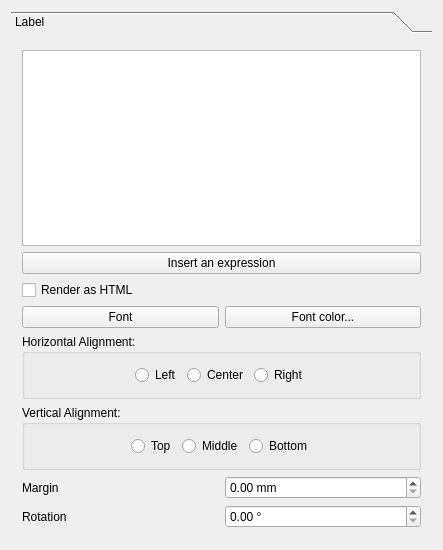
Qt form src/ui/qgscomposerlabelwidgetbase.ui (qgis/QGIS) before a commit.
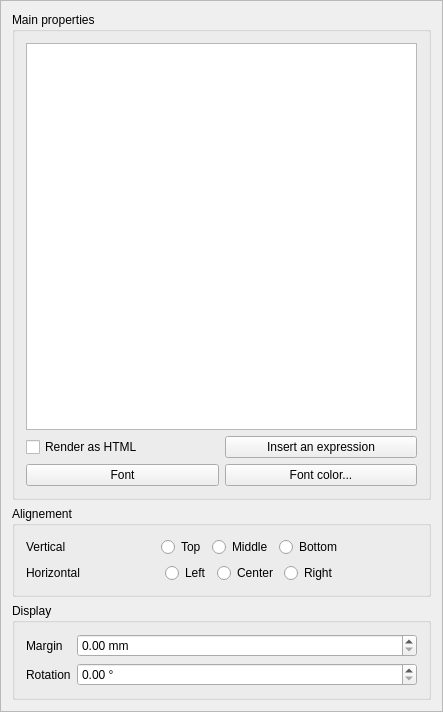
The same form after that commit. Custom widgets are drawn as their Qt base class.

The edit to the form file:
```diff
--- a/src/ui/qgscomposerlabelwidgetbase.ui
+++ b/src/ui/qgscomposerlabelwidgetbase.ui
@@ -7,7 +7,7 @@
     <x>0</x>
     <y>0</y>
     <width>443</width>
-    <height>550</height>
+    <height>712</height>
    </rect>
   </property>
   <property name="sizePolicy">
@@ -19,93 +19,127 @@
   <property name="windowTitle">
    <string>Label Options</string>
   </property>
-  <layout class="QGridLayout" name="gridLayout_2">
-   <item row="0" column="0">
-    <widget class="QToolBox" name="toolBox">
-     <property name="currentIndex">
+  <layout class="QVBoxLayout" name="_2">
+   <property name="margin">
       <number>0</number>
      </property>
-     <widget class="QWidget" name="page">
+   <item>
+    <widget class="QScrollArea" name="scrollArea">
+     <property name="widgetResizable">
+      <bool>true</bool>
+     </property>
+     <widget class="QWidget" name="scrollAreaWidgetContents">
       <property name="geometry">
        <rect>
         <x>0</x>
         <y>0</y>
-        <width>400</width>
-        <height>503</height>
+        <width>441</width>
+        <height>710</height>
        </rect>
       </property>
-      <attribute name="label">
-       <string>Label</string>
-      </attribute>
-      <layout class="QGridLayout" name="gridLayout">
-       <item row="7" column="1">
-        <widget class="QDoubleSpinBox" name="mMarginDoubleSpinBox">
-         <property name="prefix">
-          <string/>
-         </property>
-         <property name="suffix">
-          <string> mm</string>
-         </property>
-        </widget>
-       </item>
-       <item row="8" column="0">
-        <widget class="QLabel" name="mRotationLabel">
+      <layout class="QVBoxLayout" name="mainLayout">
+       <item>
+        <widget class="QgsCollapsibleGroupBoxBasic" name="mTextGroupBox">
          <property name="sizePolicy">
-          <sizepolicy hsizetype="Minimum" vsizetype="Preferred">
+          <sizepolicy hsizetype="Preferred" vsizetype="Preferred">
            <horstretch>0</horstretch>
-           <verstretch>0</verstretch>
+           <verstretch>1</verstretch>
           </sizepolicy>
          </property>
-         <property name="text">
-          <string>Rotation</string>
+         <property name="title">
+          <string>Main properties</string>
          </property>
-         <property name="wordWrap">
-          <bool>true</bool>
+         <property name="checkable">
+          <bool>false</bool>
          </property>
-         <property name="buddy">
-          <cstring>mRotationSpinBox</cstring>
+         <property name="collapsed" stdset="0">
+          <bool>false</bool>
          </property>
-        </widget>
-       </item>
-       <item row="8" column="1">
-        <widget class="QDoubleSpinBox" name="mRotationSpinBox">
-         <property name="suffix">
-          <string> °</string>
-         </property>
-         <property name="maximum">
-          <double>360.000000000000000</double>
-         </property>
-        </widget>
-       </item>
-       <item row="1" column="0" colspan="2">
-        <widget class="QPushButton" name="mInsertExpressionButton">
-         <property name="text">
-          <string>Insert an expression</string>
-         </property>
-        </widget>
-       </item>
-       <item row="2" column="0" colspan="2">
+         <layout class="QVBoxLayout" name="verticalLayout">
+          <item>
+           <widget class="QPlainTextEdit" name="mTextEdit">
+            <property name="tabStopWidth">
+             <number>10</number>
+            </property>
+           </widget>
+          </item>
+          <item>
+           <layout class="QHBoxLayout" name="horizontalLayout_3">
+            <item>
         <widget class="QCheckBox" name="mHtmlCheckBox">
          <property name="text">
           <string>Render as HTML</string>
          </property>
         </widget>
        </item>
-       <item row="7" column="0">
-        <widget class="QLabel" name="mMarginLabel">
+            <item>
+             <widget class="QPushButton" name="mInsertExpressionButton">
          <property name="text">
-          <string>Margin</string>
+               <string>Insert an expression</string>
          </property>
         </widget>
        </item>
-       <item row="6" column="0" colspan="2">
-        <widget class="QGroupBox" name="mVerticalAlignementGroup">
+           </layout>
+          </item>
+          <item>
+           <layout class="QHBoxLayout" name="horizontalLayout_4">
+            <item>
+             <widget class="QPushButton" name="mFontButton">
+              <property name="sizePolicy">
+               <sizepolicy hsizetype="Preferred" vsizetype="Fixed">
+                <horstretch>0</horstretch>
+                <verstretch>0</verstretch>
+               </sizepolicy>
+              </property>
+              <property name="text">
+               <string>Font</string>
+              </property>
+             </widget>
+            </item>
+            <item>
+             <widget class="QPushButton" name="mFontColorButton">
+              <property name="text">
+               <string>Font color...</string>
+              </property>
+             </widget>
+            </item>
+           </layout>
+          </item>
+         </layout>
+        </widget>
+       </item>
+       <item>
+        <widget class="QgsCollapsibleGroupBoxBasic" name="mAlignementGroup">
+         <property name="sizePolicy">
+          <sizepolicy hsizetype="Preferred" vsizetype="Minimum">
+           <horstretch>0</horstretch>
+           <verstretch>0</verstretch>
+          </sizepolicy>
+         </property>
          <property name="title">
-          <string>Vertical Alignment:</string>
+          <string>Alignement</string>
          </property>
-         <layout class="QHBoxLayout" name="horizontalLayout_2">
+         <property name="checkable">
+          <bool>false</bool>
+         </property>
+         <property name="collapsed" stdset="0">
+          <bool>true</bool>
+         </property>
+         <layout class="QFormLayout" name="formLayout_4">
+          <property name="fieldGrowthPolicy">
+           <enum>QFormLayout::AllNonFixedFieldsGrow</enum>
+          </property>
+          <item row="0" column="0">
+           <widget class="QLabel" name="mVerticalAlignementLabel">
+            <property name="text">
+             <string>Vertical</string>
+            </property>
+           </widget>
+          </item>
+          <item row="0" column="1">
+           <layout class="QHBoxLayout" name="horizontalLayout_6">
           <item>
-           <spacer name="horizontalSpacer_3">
+             <spacer name="horizontalSpacer">
             <property name="orientation">
              <enum>Qt::Horizontal</enum>
             </property>
@@ -139,7 +173,7 @@
            </widget>
           </item>
           <item>
-           <spacer name="horizontalSpacer_4">
+             <spacer name="horizontalSpacer_3">
             <property name="orientation">
              <enum>Qt::Horizontal</enum>
             </property>
@@ -152,19 +186,18 @@
            </spacer>
           </item>
          </layout>
-        </widget>
-       </item>
-       <item row="5" column="0" colspan="2">
-        <widget class="QGroupBox" name="mHorizontalAlignementGroup">
-         <property name="title">
-          <string>Horizontal Alignment:</string>
-         </property>
-         <layout class="QHBoxLayout" name="horizontalLayout">
-          <property name="sizeConstraint">
-           <enum>QLayout::SetMinimumSize</enum>
-          </property>
+          </item>
+          <item row="1" column="0">
+           <widget class="QLabel" name="mHorizontalAlignementLabel">
+            <property name="text">
+             <string>Horizontal</string>
+            </property>
+           </widget>
+          </item>
+          <item row="1" column="1">
+           <layout class="QHBoxLayout" name="horizontalLayout_5">
           <item>
-           <spacer name="horizontalSpacer">
+             <spacer name="horizontalSpacer_2">
             <property name="orientation">
              <enum>Qt::Horizontal</enum>
             </property>
@@ -198,7 +231,7 @@
            </widget>
           </item>
           <item>
-           <spacer name="horizontalSpacer_2">
+             <spacer name="horizontalSpacer_4">
             <property name="orientation">
              <enum>Qt::Horizontal</enum>
             </property>
@@ -211,33 +244,78 @@
            </spacer>
           </item>
          </layout>
+          </item>
+         </layout>
         </widget>
        </item>
-       <item row="3" column="1">
-        <widget class="QPushButton" name="mFontColorButton">
+       <item>
+        <widget class="QgsCollapsibleGroupBoxBasic" name="mDisplayGroupBox">
+         <property name="sizePolicy">
+          <sizepolicy hsizetype="Preferred" vsizetype="Minimum">
+           <horstretch>0</horstretch>
+           <verstretch>0</verstretch>
+          </sizepolicy>
+         </property>
+         <property name="title">
+          <string>Display</string>
+         </property>
+         <property name="checkable">
+          <bool>false</bool>
+         </property>
+         <property name="collapsed" stdset="0">
+          <bool>true</bool>
+         </property>
+         <layout class="QFormLayout" name="formLayout_2">
+          <property name="fieldGrowthPolicy">
+           <enum>QFormLayout::AllNonFixedFieldsGrow</enum>
+          </property>
+          <item row="0" column="0">
+           <widget class="QLabel" name="mMarginLabel">
          <property name="text">
-          <string>Font color...</string>
+             <string>Margin</string>
          </property>
         </widget>
        </item>
-       <item row="3" column="0">
-        <widget class="QPushButton" name="mFontButton">
+          <item row="0" column="1">
+           <widget class="QDoubleSpinBox" name="mMarginDoubleSpinBox">
+            <property name="prefix">
+             <string/>
+            </property>
+            <property name="suffix">
+             <string> mm</string>
+            </property>
+           </widget>
+          </item>
+          <item row="1" column="0">
+           <widget class="QLabel" name="mRotationLabel">
          <property name="sizePolicy">
-          <sizepolicy hsizetype="Preferred" vsizetype="Fixed">
+             <sizepolicy hsizetype="Minimum" vsizetype="Preferred">
            <horstretch>0</horstretch>
            <verstretch>0</verstretch>
           </sizepolicy>
          </property>
          <property name="text">
-          <string>Font</string>
-         </property>
-        </widget>
-       </item>
-       <item row="0" column="0" colspan="2">
-        <widget class="QPlainTextEdit" name="mTextEdit">
-         <property name="tabStopWidth">
-          <number>10</number>
-         </property>
+             <string>Rotation</string>
+            </property>
+            <property name="wordWrap">
+             <bool>true</bool>
+            </property>
+            <property name="buddy">
+             <cstring>mRotationSpinBox</cstring>
+            </property>
+           </widget>
+          </item>
+          <item row="1" column="1">
+           <widget class="QDoubleSpinBox" name="mRotationSpinBox">
+            <property name="suffix">
+             <string> °</string>
+            </property>
+            <property name="maximum">
+             <double>360.000000000000000</double>
+            </property>
+           </widget>
+          </item>
+         </layout>
         </widget>
        </item>
       </layout>
@@ -247,10 +325,14 @@
   </layout>
  </widget>
  <layoutdefault spacing="6" margin="11"/>
- <tabstops>
-  <tabstop>mFontButton</tabstop>
-  <tabstop>mMarginDoubleSpinBox</tabstop>
- </tabstops>
+ <customwidgets>
+  <customwidget>
+   <class>QgsCollapsibleGroupBoxBasic</class>
+   <extends>QGroupBox</extends>
+   <header location="global">qgscollapsiblegroupbox.h</header>
+   <container>1</container>
+  </customwidget>
+ </customwidgets>
  <resources/>
  <connections/>
 </ui>
```
Lines whose indentation alone changed are shown as unchanged.
